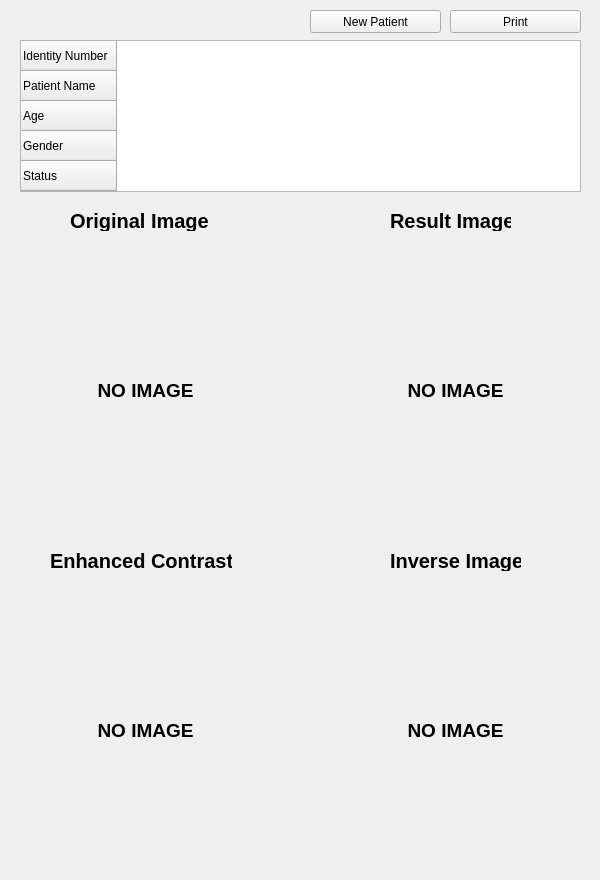
Above: display_information_python.ui from turkaf/Digital-Image-Processing-Project before the change. Below: the same form after it.
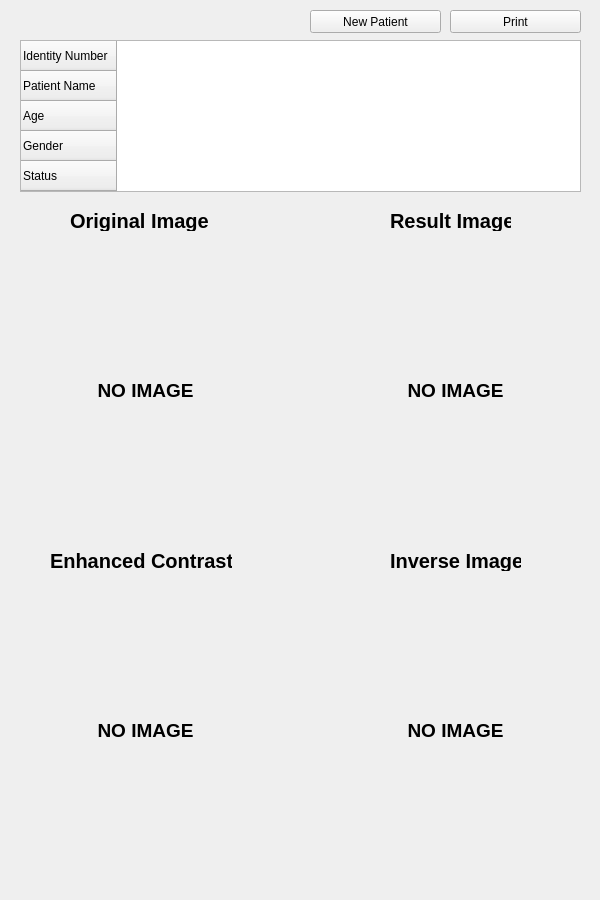
That is the form after the change.

Commit message: Display screen has been increased

Diff of the .ui file:
```diff
--- a/display_information_python.ui
+++ b/display_information_python.ui
@@ -7,7 +7,7 @@
     <x>0</x>
     <y>0</y>
     <width>600</width>
-    <height>880</height>
+    <height>900</height>
    </rect>
   </property>
   <property name="windowTitle">
```
The commit also changes 3 other files.
